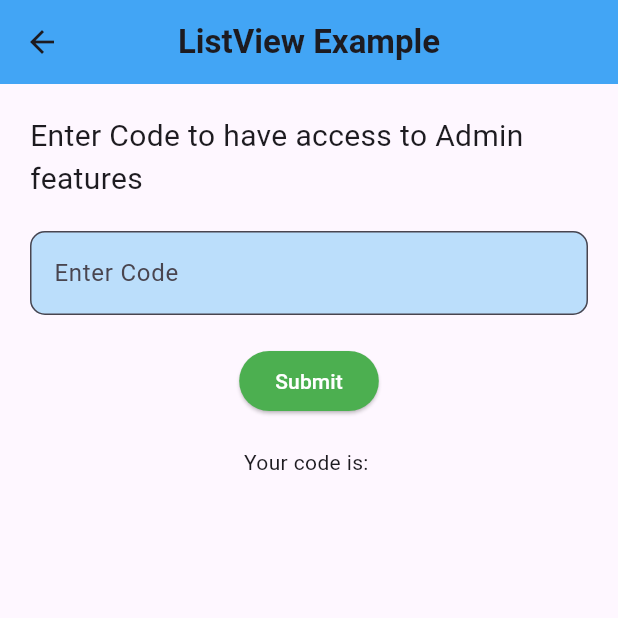
After one commit to arnab125/first_app_flutter, a Flutter app: the Admin screen opened by its route, after a tap on "Submit", on a phone screen of 412 x 824 dp, the top half of it. The commit adds this screen. Run offline on Flutter 3.47's test engine with Material 3 defaults, Android fonts, the phone set to English and light mode, and no system bars; our stand-ins replace google_fonts, shared_preferences; accounts and stored records are empty; network calls fail.

Commit message:
local code for admin

```diff
--- a/lib/main.dart
+++ b/lib/main.dart
@@ -1,4 +1,5 @@
 
+import 'package:first_project/screens/admin/admin_code.dart';
 import 'package:first_project/screens/admin/save_cost_breakdown.dart';
 import 'package:first_project/screens/admin/savings_cost.dart';
 import 'package:first_project/screens/admin/test.dart';
@@ -35,6 +36,7 @@ class MyApp extends StatelessWidget {
         '/addMeals': (context) => Khabar(),
         '/viewSavings': (context) => ViewSavings(),
         '/detailed': (context) => detailed(),
+        '/admin': (context) => Admin(),
       },
     );
   }
--- /dev/null
+++ b/lib/screens/admin/admin_code.dart
@@ -0,0 +1,85 @@
+import 'package:first_project/screens/admin/get_code.dart';
+import 'package:flutter/material.dart';
+import 'package:shared_preferences/shared_preferences.dart';
+
+class Admin extends StatefulWidget {
+  const Admin({
+    super.key
+    });
+
+  @override
+  State<Admin> createState() => _AdminState();
+}
+
+class _AdminState extends State<Admin> {
+  final codeController = TextEditingController();
+
+  @override
+  void dispose() {
+    codeController.dispose();
+
+    super.dispose();
+  }
+    @override
+    Widget build(BuildContext context) {
+        return Scaffold(
+          appBar: AppBar(
+            title: Text('ListView Example', style: TextStyle(fontWeight: FontWeight.bold)),
+            backgroundColor: Colors.blue[400],
+            centerTitle: true,
+          ),
+          body: Container(
+            padding: EdgeInsets.all(20),
+            child: Column(
+              children: <Widget>[
+                Text('Enter Code to have access to Admin features', style: TextStyle(fontSize: 20)),
+                SizedBox(height: 20),
+                TextField(
+                  controller: codeController,
+                  decoration: InputDecoration(
+                    filled: true,
+                    fillColor: Colors.blue[100],
+
+                    border: OutlineInputBorder(
+                      borderRadius: BorderRadius.circular(10),
+                    ),
+                    labelText: 'Enter Code',
+                  ),
+                ),
+                SizedBox(height: 20),
+                ElevatedButton(
+                  style: ButtonStyle(
+                    backgroundColor: MaterialStateProperty.all(Colors.green[500]),
+                  ),
+                  onPressed: () async {
+                    if (codeController.text.isEmpty) {
+                      return;
+                    }
+                    await saveSecretCode(codeController.text);
+                    setState(() {
+
+                    });
+                  },
+                  child: Text('Submit', style: TextStyle(color: Colors.white)),
+                ),
+                SizedBox(height: 20),
+                FutureBuilder<String>(
+              future: getSecretCode(),
+              builder: (context, snapshot) {
+                if (snapshot.connectionState == ConnectionState.waiting) {
+                  return CircularProgressIndicator();
+                } else {
+                  return Text("Your code is: ${snapshot.data ?? 'Not set'}");
+                }
+              },
+            ),
+              ],
+            ),
+          ),
+        );
+    }
+     Future<void> saveSecretCode(String code) async {
+    SharedPreferences prefs = await SharedPreferences.getInstance();
+    await prefs.setString('secret_code', code);
+  }
+}
--- a/lib/screens/admin/drawer.dart
+++ b/lib/screens/admin/drawer.dart
@@ -49,6 +49,12 @@ Drawer drawer(BuildContext context) {
             Navigator.pushNamed(context, '/detailed');
           },
         ),
+        ListTile(
+          title: Text('Admin'),
+          onTap: () {
+            Navigator.pushNamed(context, '/admin');
+          },
+        ),
         // Add more list tiles for other routes
       ],
     ),
--- /dev/null
+++ b/lib/screens/admin/get_code.dart
@@ -0,0 +1,10 @@
+import 'package:shared_preferences/shared_preferences.dart';
+
+Future<String> getSecretCode() async {
+
+  SharedPreferences prefs = await SharedPreferences.getInstance();
+  String? secretCode = prefs.getString('secret_code');
+
+
+  return secretCode ?? '';
+}
--- a/lib/screens/admin/save_cost_breakdown.dart
+++ b/lib/screens/admin/save_cost_breakdown.dart
@@ -23,13 +23,13 @@ class _detailedState extends State<detailed> {
 
   Future<Map<String, dynamic>> fetchReports() async {
     try {
-      var url = Uri.parse('http://127.0.0.1:8000/full_report');
+      var url = Uri.parse('https://advanced-teddie-pranto.koyeb.app/full_report');
 
       var response = await http.get(url);
 
       if (response.statusCode == 200) {
         Map<String, dynamic> responseData = jsonDecode(response.body);
-        print(responseData);
+
 
         return responseData;
       } else {
--- a/lib/screens/admin/savings_cost.dart
+++ b/lib/screens/admin/savings_cost.dart
@@ -1,8 +1,10 @@
 import 'dart:convert';
 
 import 'package:first_project/screens/admin/drawer.dart';
+import 'package:first_project/screens/admin/get_code.dart';
 import 'package:flutter/material.dart';
 import 'package:http/http.dart' as http;
+import 'package:shared_preferences/shared_preferences.dart';
 
 
 
@@ -23,8 +25,10 @@ class _AddSavingsState extends State<AddSavings> {
 
   Future<Map<String, dynamic>> sendSavingsAndCosts() async {
     try {
+      String? code = await getSecretCode();
+
       var url =
-          Uri.parse('http://127.0.0.1:8000/savings_and_expenses?code=1234');
+          Uri.parse('https://advanced-teddie-pranto.koyeb.app/savings_and_expenses?code=$code');
 
       // Define data as a Map
       var data = {
--- a/lib/screens/admin/view_meals.dart
+++ b/lib/screens/admin/view_meals.dart
@@ -1,6 +1,7 @@
 import 'dart:convert';
 
 import 'package:first_project/screens/admin/drawer.dart';
+import 'package:first_project/screens/admin/get_code.dart';
 import 'package:flutter/material.dart';
 import 'package:http/http.dart' as http;
 
@@ -27,7 +28,7 @@ class _ViewMealsState extends State<ViewMeals> {
 
   Future<List<Map<String, dynamic>>> fetchMeals() async {
     try {
-      var url = Uri.parse('http://127.0.0.1:8000/get_meals?code=1234');
+      var url = Uri.parse('https://advanced-teddie-pranto.koyeb.app/get_meals');
 
       var response = await http.get(url);
 
@@ -50,7 +51,8 @@ class _ViewMealsState extends State<ViewMeals> {
 
   Future<Map<String, dynamic>> deleteMeal(String id) async {
     try {
-      var url = Uri.parse('http://127.0.0.1:8000/delete_meal?code=1234&id=$id');
+      String? code = await getSecretCode();
+      var url = Uri.parse('https://advanced-teddie-pranto.koyeb.app?code=$code&id=$id');
 
       var response = await http.get(url);
 
--- a/lib/screens/admin/view_savings_cost.dart
+++ b/lib/screens/admin/view_savings_cost.dart
@@ -1,6 +1,7 @@
 import 'dart:convert';
 
 import 'package:first_project/screens/admin/drawer.dart';
+import 'package:first_project/screens/admin/get_code.dart';
 import 'package:flutter/material.dart';
 import 'package:http/http.dart' as http;
 
@@ -27,7 +28,7 @@ class _ViewSavingsState extends State<ViewSavings> {
 
   Future<List<Map<String, dynamic>>> fetchSavings() async {
     try {
-      var url = Uri.parse('http://127.0.0.1:8000/get_savings_and_expenses?code=1234');
+      var url = Uri.parse('https://advanced-teddie-pranto.koyeb.app/get_savings_and_expenses');
 
       var response = await http.get(url);
 
@@ -50,7 +51,8 @@ class _ViewSavingsState extends State<ViewSavings> {
 
   Future<Map<String, dynamic>> deleteSaving(String id) async {
     try {
-      var url = Uri.parse('http://127.0.0.1:8000/delete_savings_and_expense?code=1234&id=$id');
+      String? code = await getSecretCode();
+      var url = Uri.parse('https://advanced-teddie-pranto.koyeb.app/delete_savings_and_expense?code=$code&id=$id');
 
       var response = await http.get(url);
 
--- a/pubspec.yaml
+++ b/pubspec.yaml
@@ -49,6 +49,7 @@ dev_dependencies:
   flutter_lints: ^3.0.2
   json_serializable: ^6.7.1
   http: ^1.2.1
+  shared_preferences: ^2.2.3
 
 
 # For information on the generic Dart part of this file, see the
```
Also changed, not shown: lib/screens/admin/test.dart (+9 -2 lines), pubspec.lock, 1 other file.
